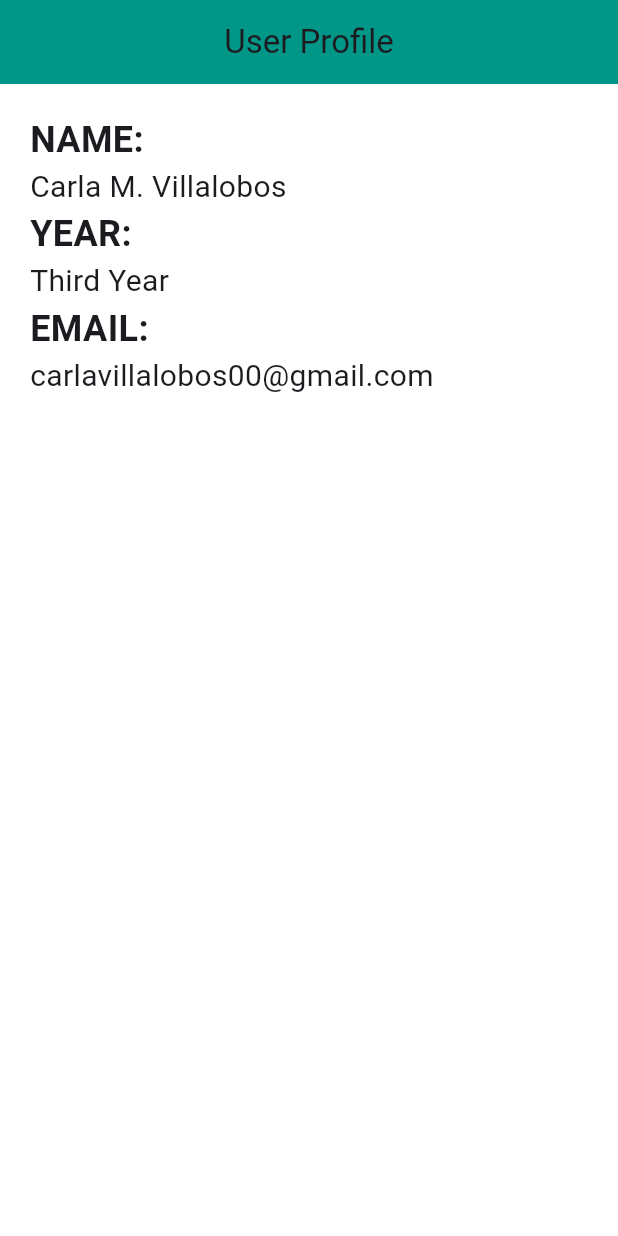
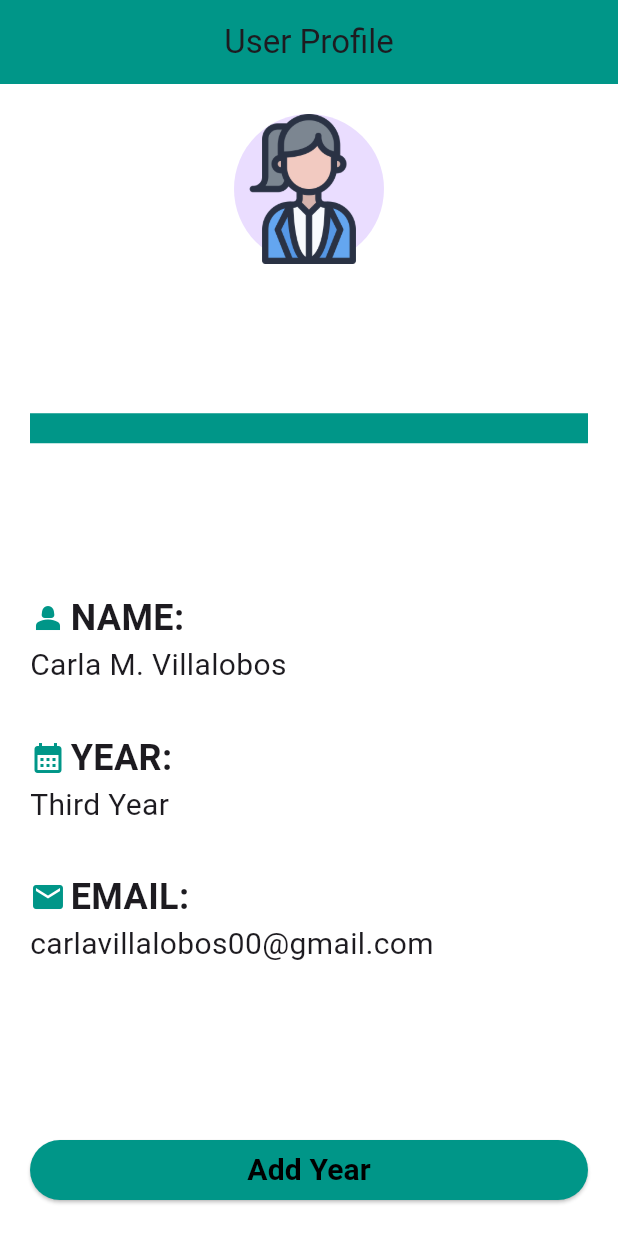
Before and after one commit to VillalobosCarla/FE-ShotWithYou, a Flutter app: the screen it shows after launch, on a phone screen of 412 x 824 dp. Run offline on Flutter 3.47's test engine with Material 3 defaults, Android fonts, the phone set to English and light mode, and no system bars.

Commit message:
Profile,Buttons and Spacing

```diff
--- /dev/null
+++ b/lib/home.dart
@@ -0,0 +1,125 @@
+import 'package:flutter/material.dart';
+
+class Home extends StatelessWidget {
+  const Home({super.key});
+
+  @override
+  Widget build(BuildContext context) {
+    return Scaffold(
+      backgroundColor: Colors.white,
+      appBar: AppBar(
+        title: Text('User Profile'),
+        backgroundColor: Colors.teal,
+        centerTitle: true,
+      ),
+      body: Padding(
+        padding: EdgeInsets.all(20.0),
+        child: Column(
+          mainAxisAlignment: MainAxisAlignment.spaceBetween,
+          children: <Widget> [
+            Center(
+              child: CircleAvatar(
+                child: Image.asset('assets/profile.png'),
+                radius: 50.0,
+              ),
+            ),
+            Divider(height: 55.0, color: Colors.teal, thickness: 20.0,),
+            Column(
+              crossAxisAlignment: CrossAxisAlignment.start,
+              children: <Widget>[
+                Row(
+                  children: [
+                    Icon(
+                      Icons.person_2,
+                      color: Colors.teal,
+                    ),
+                    SizedBox(width: 3.0,),
+                    Text(
+                      'NAME:',
+                      style: TextStyle(
+                          fontWeight: FontWeight.bold,
+                          fontSize: 24.0
+                      ),
+                    ),
+                  ],
+                ),
+                Text(
+                  'Carla M. Villalobos',
+                  style: TextStyle(
+                      fontSize: 20.0
+                  ),
+                ),
+                SizedBox(height: 30.0,),
+                Row(
+                  children: [
+                    Icon(
+                      Icons.calendar_month,
+                      color: Colors.teal,
+                    ),
+                    SizedBox(width: 3.0,),
+                    Text(
+                      'YEAR:',
+                      style: TextStyle(
+                          fontWeight: FontWeight.bold,
+                          fontSize: 24.0
+                      ),
+                    ),
+                  ],
+                ),
+                Text(
+                  'Third Year',
+                  style: TextStyle(
+                      fontSize: 20.0
+                  ),
+                ),
+                SizedBox(height: 30.0,),
+                Row(
+                  children: [
+                    Icon(
+                      Icons.email,
+                      color: Colors.teal,
+                    ),
+                    SizedBox(width: 3.0,),
+                    Text(
+                      'EMAIL:',
+                      style: TextStyle(
+                          fontWeight: FontWeight.bold,
+                          fontSize: 24.0
+                      ),
+                    ),
+                  ],
+                ),
+                Text(
+                  'carlavillalobos00@gmail.com',
+                  style: TextStyle(
+                      fontSize: 20.0
+                  ),
+                ),
+                SizedBox(height: 30.0,),
+              ],
+            ),
+            Column(
+              crossAxisAlignment: CrossAxisAlignment.stretch,
+              children: [
+                ElevatedButton(
+                    onPressed: (){},
+                    child: Text ('Add Year',
+                  style: TextStyle(
+    fontSize: 20.0,
+    color: Colors.black,
+    fontWeight: FontWeight.bold,
+                  ),
+    ),
+
+                  style: const ButtonStyle(
+                    backgroundColor: WidgetStatePropertyAll(Colors.teal)
+                  ),
+                ),
+              ],
+            ),
+          ],
+        ),
+      ),
+    );
+  }
+}
--- a/lib/main.dart
+++ b/lib/main.dart
@@ -1,59 +1,7 @@
 import 'package:flutter/material.dart';
+import 'package:hehe/home.dart';
+
 
 void main() => runApp(MaterialApp(
-  home: Scaffold(
-    backgroundColor: Colors.white,
-    appBar: AppBar(
-      title: Text('User Profile'),
-      backgroundColor: Colors.teal,
-      centerTitle: true,
-    ),
-      body: Padding(
-        padding: EdgeInsets.all(20.0),
-        child: Column(
-         crossAxisAlignment: CrossAxisAlignment.start,
-          children: <Widget>[
-            Text(
-              'NAME:',
-              style: TextStyle(
-                fontWeight: FontWeight.bold,
-                fontSize: 24.0
-              ),
-            ),
-            Text(
-              'Carla M. Villalobos',
-              style: TextStyle(
-                fontSize: 20.0
-              ),
-            ),
-            Text(
-              'YEAR:',
-              style: TextStyle(
-                  fontWeight: FontWeight.bold,
-                  fontSize: 24.0
-              ),
-            ),
-            Text(
-              'Third Year',
-              style: TextStyle(
-                  fontSize: 20.0
-              ),
-            ),
-            Text(
-              'EMAIL:',
-              style: TextStyle(
-                  fontWeight: FontWeight.bold,
-                  fontSize: 24.0
-              ),
-            ),
-            Text(
-              'carlavillalobos00@gmail.com',
-              style: TextStyle(
-                  fontSize: 20.0
-              ),
-            ),
-          ],
-        ),
-    ),
-  ),
+  home: Home(),
 ));
--- a/pubspec.yaml
+++ b/pubspec.yaml
@@ -59,8 +59,8 @@ flutter:
   uses-material-design: true
 
   # To add assets to your application, add an assets section, like this:
-  # assets:
-  #   - images/a_dot_burr.jpeg
+  assets:
+    - assets/
   #   - images/a_dot_ham.jpeg
 
   # An image asset can refer to one or more resolution-specific "variants", see
```
Also changed, not shown: assets/profile.png (added).
